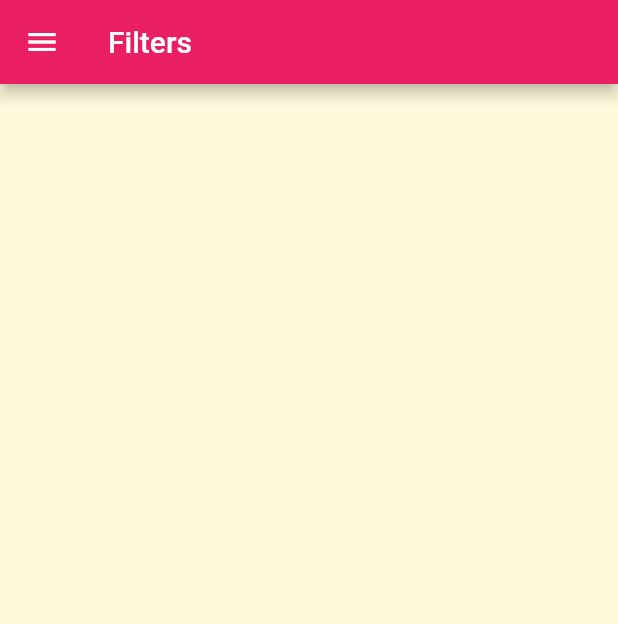
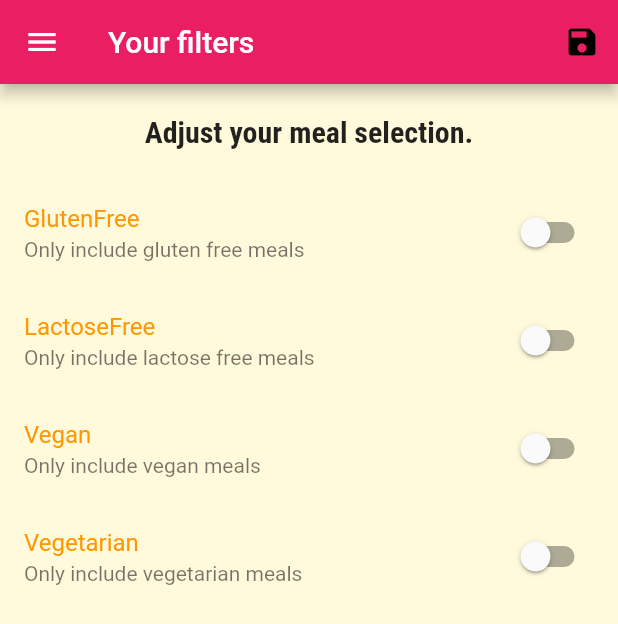
Before and after one commit to ashehata71/restaurant, a Flutter app: the FiltersScreen screen opened by its route, on a phone screen of 412 x 824 dp. Shown: the top 624 px of the screen. Run offline on Flutter 3.47's test engine with Material 2 defaults, Android fonts, the phone set to English and light mode, and no system bars; missing offline and left inert: dart:ffi.

Commit message:
(Last update)Restaurant app is a simple application that contains some meals and ways to prepare them

```diff
--- a/lib/main.dart
+++ b/lib/main.dart
@@ -1,16 +1,64 @@
 import 'dart:ffi';
-import 'package:meal_app/screens/categories_meals.dart';
-import 'package:meal_app/screens/categories_screen.dart';
+import './dummy_data.dart';
+import './modules/meal.dart';
+import './screens/categories_meals.dart';
 import 'package:flutter/material.dart';
-import 'package:meal_app/screens/favorite_screen.dart';
-import 'package:meal_app/screens/filters.dart';
-import 'package:meal_app/screens/meal_details_screen.dart';
-import 'package:meal_app/screens/tabs_screen.dart';
+import './screens/filters.dart';
+import './screens/meal_details_screen.dart';
+import './screens/tabs_screen.dart';
 
 void main() => runApp(MyApp());
 
-class MyApp extends StatelessWidget {
+class MyApp extends StatefulWidget {
   // This widget is the root of your application.
+  @override
+  _MyAppState createState() => _MyAppState();
+}
+
+class _MyAppState extends State<MyApp> {
+  Map<String, bool> _filters = {
+    'gluten': false,
+    'vegan': false,
+    'vegetarian': false,
+    'lactose': false,
+  };
+  List<Meal> _availableMeals = DUMMY_MEALS;
+  List<Meal> _favorite = [];
+
+  void _toggleFavorite(String mealID) {
+    final existingIndex =
+        _favorite.indexWhere((element) => element.id == mealID);
+    if (existingIndex >= 0) {
+      setState(() {
+        _favorite.removeAt(existingIndex);
+      });
+    }
+    else{
+      setState(() {
+        _favorite
+            .add(DUMMY_MEALS.firstWhere((element) => element.id == mealID));
+      });
+    }
+  }
+  bool _isFavorite(String mealID)
+  {
+    return _favorite.any((element) => element.id==mealID);
+  }
+
+  void _setFilters(Map<String, bool> _filterDate, BuildContext context) {
+    setState(() {
+      _filters = _filterDate;
+      _availableMeals = DUMMY_MEALS.where((element) {
+        if (_filters['gluten'] && !element.isGlutenFree) return false;
+        if (_filters['vegan'] && !element.isVegan) return false;
+        if (_filters['vegetarian'] && !element.isVegetarian) return false;
+        if (_filters['lactose'] && !element.isLactoseFree) return false;
+        return true;
+      }).toList();
+      Navigator.of(context).pushReplacementNamed('/');
+    });
+  }
+
   @override
   Widget build(BuildContext context) {
     return MaterialApp(
@@ -37,10 +85,12 @@ class MyApp extends StatelessWidget {
       //home: MyHomePage(),
       //home: CategoriesScreen(),
       routes: {
-        '/': (context) => TabsScreen(),
-        CategoryMealsScreen.routeName: (context) => CategoryMealsScreen(),
-        MealDetails.routeName:(context)=>MealDetails(),
-        FiltersScreen.routeName:(context)=>FiltersScreen(),
+        '/': (context) => TabsScreen(_favorite),
+        CategoryMealsScreen.routeName: (context) =>
+            CategoryMealsScreen(_availableMeals),
+        MealDetails.routeName: (context) => MealDetails(_toggleFavorite,_isFavorite),
+        FiltersScreen.routeName: (context) =>
+            FiltersScreen(_filters, _setFilters),
       },
     );
   }
--- a/lib/screens/categories_meals.dart
+++ b/lib/screens/categories_meals.dart
@@ -1,10 +1,12 @@
 import 'package:flutter/material.dart';
-import 'package:meal_app/widgets/meal_item.dart';
-import '../dummy_data.dart';
+import '../modules/meal.dart';
+import '../widgets/meal_item.dart';
 
 class CategoryMealsScreen extends StatefulWidget {
   static const routeName = 'categoryMeals';
+  final List<Meal> _availableMeals;
 
+  CategoryMealsScreen(this._availableMeals);
   @override
   _CategoryMealsScreenState createState() => _CategoryMealsScreenState();
 }
@@ -16,7 +18,7 @@ class _CategoryMealsScreenState extends State<CategoryMealsScreen> {
         ModalRoute.of(context).settings.arguments as Map<String, String>;
     final CategoryTitle = catArg['title'];
     final CategoryID = catArg['id'];
-    final CategoryMeals = DUMMY_MEALS.where((element) {
+    final CategoryMeals =widget._availableMeals.where((element) {
       return element.categories.contains(CategoryID);
     }).toList();
     return Scaffold(
--- a/lib/screens/filters.dart
+++ b/lib/screens/filters.dart
@@ -1,14 +1,132 @@
 import 'package:flutter/material.dart';
-import 'package:meal_app/widgets/main_drawer.dart';
-class FiltersScreen extends StatelessWidget {
-  static const routeName='FiltersScreen';
+import '../widgets/main_drawer.dart';
+
+class FiltersScreen extends StatefulWidget {
+  final Function _setFilters;
+  final Map<String, bool> _filters;
+
+  const FiltersScreen(this._filters, this._setFilters);
+
+  @override
+  _FiltersScreenState createState() => _FiltersScreenState();
+  static const routeName = "filter";
+}
+
+class _FiltersScreenState extends State<FiltersScreen> {
+  bool isGlutenFree = false;
+  bool isLactoseFree = false;
+  bool isVegan = false;
+  bool isVegetarian = false;
+
+  @override
+  initState() {
+    isGlutenFree = widget._filters['gluten'];
+    isLactoseFree = widget._filters['lactose'];
+    isVegan = widget._filters['vegan'];
+    isVegetarian = widget._filters['vegetarian'];
+    super.initState();
+  }
+
+  Widget setSwitchListTile(
+    String title,
+    String subTitle,
+    bool currentValue,
+    Function updateValue,
+  ) {
+    return SwitchListTile(
+      title: Text(
+        title,
+        style: TextStyle(
+          color: Theme.of(context).accentColor,
+        ),
+      ),
+      subtitle: Text(subTitle),
+      value: currentValue,
+      onChanged: updateValue,
+    );
+  }
+
   @override
   Widget build(BuildContext context) {
     return Scaffold(
       appBar: AppBar(
-        title: Text("Filters"),
+        title: Text("Your filters"),
+        actions: [
+          IconButton(
+            icon: Icon(
+              Icons.save,
+              color: Colors.black,
+            ),
+            onPressed: () {
+              final Map<String, bool> _filter = {
+                'gluten': isGlutenFree,
+                'vegan': isVegan,
+                'vegetarian': isVegetarian,
+                'lactose': isLactoseFree,
+              };
+              widget._setFilters(_filter,context);
+            },
+          ),
+        ],
       ),
-      body: null,
+      body: Column(
+        children: [
+          Container(
+            padding: EdgeInsets.all(20),
+            alignment: Alignment.center,
+            child: Text(
+              "Adjust your meal selection.",
+              style: Theme.of(context).textTheme.title,
+            ),
+          ),
+          Expanded(
+            child: ListView(
+              children: [
+                setSwitchListTile(
+                  "GlutenFree",
+                  "Only include gluten free meals",
+                  isGlutenFree,
+                  (value) {
+                    setState(() {
+                      isGlutenFree = value;
+                    });
+                  },
+                ),
+                setSwitchListTile(
+                  "LactoseFree",
+                  "Only include lactose free meals",
+                  isLactoseFree,
+                  (value) {
+                    setState(() {
+                      isLactoseFree = value;
+                    });
+                  },
+                ),
+                setSwitchListTile(
+                  "Vegan",
+                  "Only include vegan meals",
+                  isVegan,
+                  (value) {
+                    setState(() {
+                      isVegan = value;
+                    });
+                  },
+                ),
+                setSwitchListTile(
+                  "Vegetarian",
+                  "Only include vegetarian meals",
+                  isVegetarian,
+                  (value) {
+                    setState(() {
+                      isVegetarian = value;
+                    });
+                  },
+                ),
+              ],
+            ),
+          )
+        ],
+      ),
       drawer: MainDrawer(),
     );
   }
```
Also changed, not shown: lib/screens/favorite_screen.dart (+22 -4 lines), lib/screens/meal_details_screen.dart (+18 -15 lines), lib/screens/tabs_screen.dart (+25 -12 lines).
